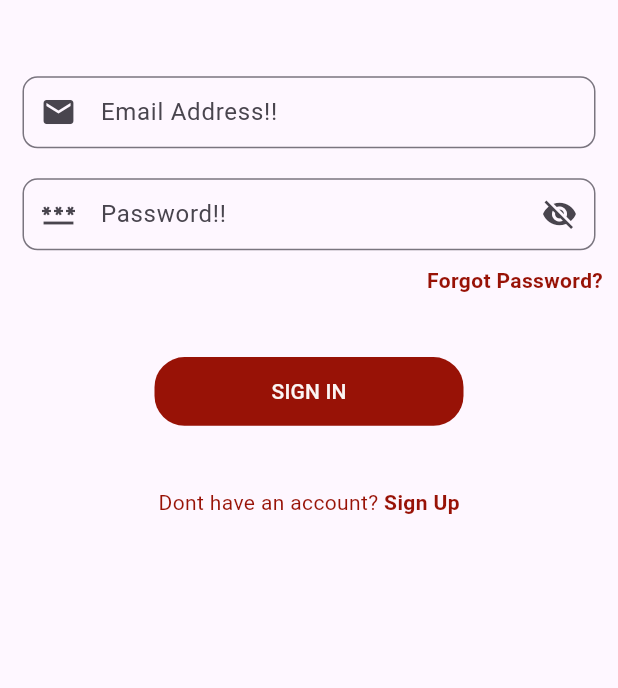
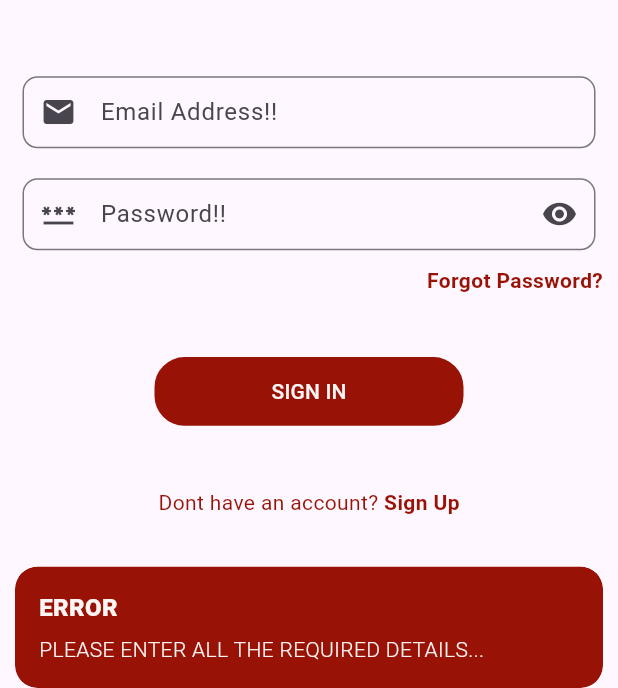
Before and after one commit to hanzala5225/Electro-Rent, a Flutter app: the SignInScreen screen opened directly, after a tap on "SIGN IN", on a phone screen of 412 x 824 dp, the part 548-1236 px from its top. Run offline on Flutter 3.47's test engine with Material 3 defaults, Android fonts, the phone set to English and light mode, and no system bars; our stand-ins replace cloud_firestore, firebase_auth, firebase_core, flutter_easyloading, flutter_keyboard_visibility, get and 3 more; missing offline and left inert: dart:ffi; accounts and stored records are empty.

Commit message:
Making Forget Password Controller and Screen!!

```diff
--- a/lib/screens/auth_ui/sign_in_screen.dart
+++ b/lib/screens/auth_ui/sign_in_screen.dart
@@ -1,5 +1,9 @@
+import 'package:electro_rent/controllers/Sign_in_controller.dart';
+import 'package:electro_rent/screens/auth_ui/Forget_Password_screen.dart';
 import 'package:electro_rent/screens/auth_ui/Sign_up_screen.dart';
+import 'package:electro_rent/screens/user_panel/main_screen.dart';
 import 'package:electro_rent/utils/app_constant.dart';
+import 'package:firebase_auth/firebase_auth.dart';
 import 'package:flutter/material.dart';
 import 'package:flutter_keyboard_visibility/flutter_keyboard_visibility.dart';
 import 'package:get/get.dart';
@@ -13,6 +17,12 @@ class SignInScreen extends StatefulWidget {
 }
 
 class _SignInScreenState extends State<SignInScreen> {
+
+  final SignInController signInController = Get.put(SignInController());
+
+  TextEditingController userEmail = TextEditingController();
+  TextEditingController userPassword = TextEditingController();
+
   @override
   Widget build(BuildContext context) {
     return KeyboardVisibilityBuilder(
@@ -29,7 +39,7 @@ class _SignInScreenState extends State<SignInScreen> {
           body: Container(
             child: Column(
               children: [
-                isKeyboardVisible? Text('Wecome To Electro-Rent'):
+                isKeyboardVisible? const Text('Wecome To Electro-Rent'):
                     Column(children: [
                       Lottie.asset('assets/images/splash-icons.json'),
                     ],
@@ -45,6 +55,7 @@ class _SignInScreenState extends State<SignInScreen> {
                   child: Padding(
                     padding: const EdgeInsets.all(10.0),
                     child: TextFormField(
+                      controller: userEmail,
                       cursorColor: AppConstant.appSecondaryColor,
                       keyboardType: TextInputType.emailAddress,
                       decoration: InputDecoration(
@@ -66,18 +77,30 @@ class _SignInScreenState extends State<SignInScreen> {
                   width: Get.width,
                   child: Padding(
                     padding: const EdgeInsets.all(10.0),
-                    child: TextFormField(
+                    child: Obx(()=> TextFormField(
+                      controller: userPassword,
+                      obscureText: signInController.isPasswordVisible.value,
                       cursorColor: AppConstant.appSecondaryColor,
                       keyboardType: TextInputType.visiblePassword,
                       decoration: InputDecoration(
                         hintText: "Password!!",
-                        prefixIcon: Icon(Icons.password),
-                        suffixIcon: Icon(Icons.visibility_off),
-                        contentPadding: EdgeInsets.only(top: 2.0, left: 8.0),
+                        prefixIcon: const Icon(Icons.password),
+                        suffixIcon: GestureDetector(
+                          onTap: (){
+                            signInController.isPasswordVisible.toggle();
+                          },
+
+                            child:signInController.isPasswordVisible.value?
+                            const Icon(Icons.visibility_off) :
+                            const Icon(Icons.visibility)
+                        ),
+
+                        contentPadding: const EdgeInsets.only(top: 2.0, left: 8.0),
                         border: OutlineInputBorder(
                           borderRadius: BorderRadius.circular(10.0),
                         ),
                       ),
+                    ),
                     ),
                   ),
                 ),
@@ -85,10 +108,13 @@ class _SignInScreenState extends State<SignInScreen> {
                 Container(
                   margin: EdgeInsets.symmetric(horizontal: 10.0),
                   alignment: Alignment.centerRight,
-                  child: Text("Forgot Password?",
-                    style: TextStyle(
-                        color: AppConstant.appSecondaryColor,
-                    fontWeight: FontWeight.bold),
+                  child: GestureDetector(
+                    onTap: ()=> Get.to(() => ForgetPasswordScreen()),
+                    child: const Text("Forgot Password?",
+                      style: TextStyle(
+                          color: AppConstant.appSecondaryColor,
+                      fontWeight: FontWeight.bold),
+                    ),
                   ),
                 ),
 
@@ -105,12 +131,56 @@ class _SignInScreenState extends State<SignInScreen> {
                       borderRadius: BorderRadius.circular(20.0),
                     ),
                     child: TextButton(
-                      child: Text('SIGN IN',
+                      child: const Text('SIGN IN',
                         style: TextStyle(
                             color: AppConstant.appTextColor),
                       ),
-                      onPressed: () {},
-                    ),
+                      onPressed: () async{
+                        String email = userEmail.text.trim();
+                        String password = userPassword.text.trim();
+
+                        if(email.isEmpty || password.isEmpty)
+                        {
+                          Get.snackbar("ERROR", "PLEASE ENTER ALL THE REQUIRED DETAILS...",
+                            snackPosition: SnackPosition.BOTTOM,
+                            backgroundColor: AppConstant.appSecondaryColor,
+                            colorText: AppConstant.appTextColor,
+                          );
+                        }
+                        else{
+                        UserCredential? userCredential =
+                        await signInController.signInMethod(
+                        email,
+                        password,
+                        );
+
+                        if (userCredential != null){
+                          if(userCredential.user!.emailVerified){
+                            Get.snackbar("YOOHOO", "LOGIN SUCCESSFULLY...",
+                              snackPosition: SnackPosition.BOTTOM,
+                              backgroundColor: AppConstant.appSecondaryColor,
+                              colorText: AppConstant.appTextColor,
+                            );
+                            Get.offAll(()=>MainScreen());
+                          }
+                          else{
+                            Get.snackbar("ERROR", "PLEASE VERIFY YOUR EMAIL BEFORE LOGIN...",
+                              snackPosition: SnackPosition.BOTTOM,
+                              backgroundColor: AppConstant.appSecondaryColor,
+                              colorText: AppConstant.appTextColor,
+                            );
+                          }
+                        }
+                        else{
+                          Get.snackbar("ERROR", "PLEASE TRY AGAIN...",
+                            snackPosition: SnackPosition.BOTTOM,
+                            backgroundColor: AppConstant.appSecondaryColor,
+                            colorText: AppConstant.appTextColor,
+                          );
+                        }
+                      }
+                      },
+                    )
                   ),
                 ),
 
@@ -121,7 +191,7 @@ class _SignInScreenState extends State<SignInScreen> {
                 Row(
                   mainAxisAlignment: MainAxisAlignment.center,
                   children: [
-                  Text("Dont have an account? ",
+                  const Text("Dont have an account? ",
                     style: TextStyle(color: AppConstant.appSecondaryColor),
                   ),
                   GestureDetector(
--- a/lib/screens/auth_ui/splash_screen.dart
+++ b/lib/screens/auth_ui/splash_screen.dart
@@ -18,7 +18,7 @@ class _SplashScreenState extends State<SplashScreen> {
   @override
   void initState(){
     super.initState();
-  Timer(const Duration(seconds: 7), () {
+  Timer(const Duration(seconds: 6), () {
     Get.offAll(() => WelcomeScreen());
   });
   }
--- a/lib/screens/user_panel/main_screen.dart
+++ b/lib/screens/user_panel/main_screen.dart
@@ -1,6 +1,7 @@
 import 'package:electro_rent/controllers/Google_sign_in_controller.dart';
 import 'package:electro_rent/screens/auth_ui/welcome_screen.dart';
 import 'package:electro_rent/utils/app_constant.dart';
+import 'package:firebase_auth/firebase_auth.dart';
 import 'package:flutter/material.dart';
 import 'package:get/get.dart';
 import 'package:google_sign_in/google_sign_in.dart';
@@ -19,6 +20,8 @@ class MainScreen extends StatelessWidget {
           GestureDetector(
             onTap: () async {
               GoogleSignIn googleSignIn = GoogleSignIn();
+              FirebaseAuth _auth = FirebaseAuth.instance;
+              await _auth.signOut();
               await googleSignIn.signOut();
 
               Get.offAll(()=> WelcomeScreen());
@@ -30,7 +33,6 @@ class MainScreen extends StatelessWidget {
             ),
           )
         ],
-
       ),
     );
   }
```
Also changed, not shown: lib/controllers/Forget_Password_controller.dart (added, +45 -0 lines), lib/screens/auth_ui/Forget_Password_screen.dart (added, +114 -0 lines).
